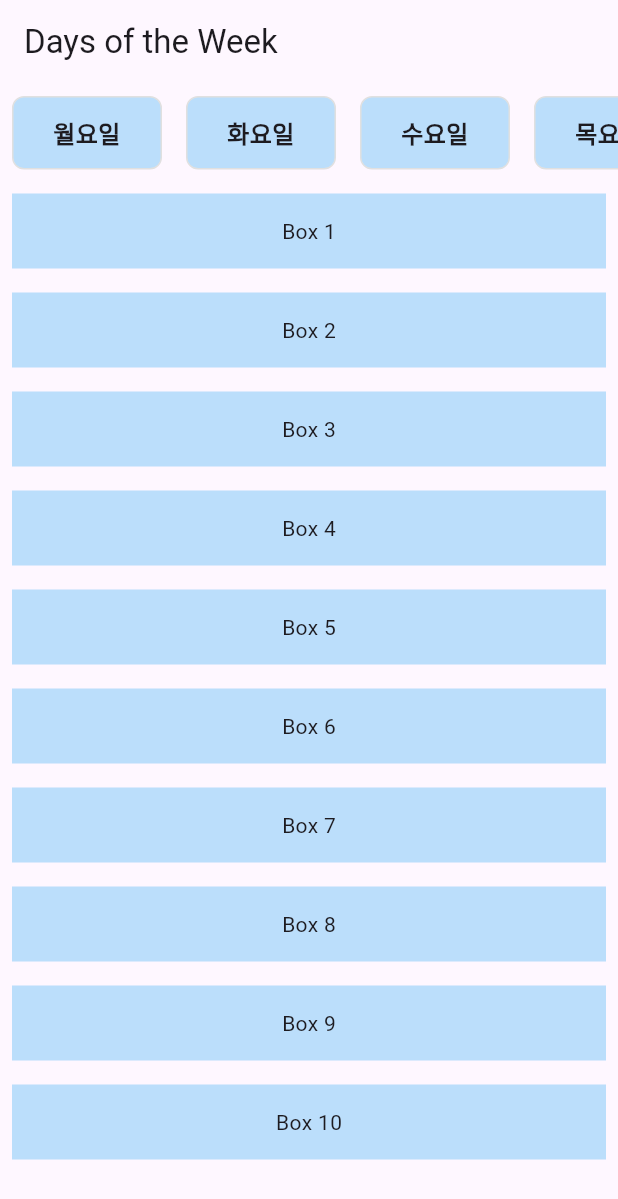
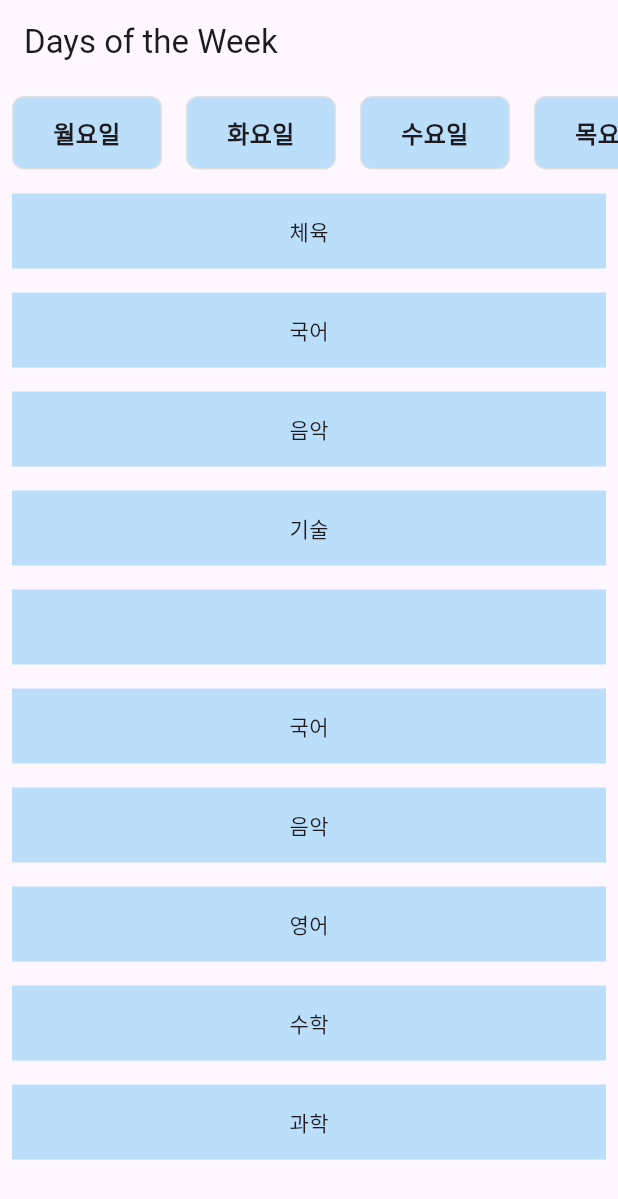
Before and after one commit to solardayz/flutter_practice2, a Flutter app: the screen it shows after launch, after a tap on "월요일", on a phone screen of 412 x 824 dp. Shown: the top 1199 px of the screen. Run offline on Flutter 3.47's test engine with Material 3 defaults, Android fonts, the phone set to English and light mode, and no system bars; our stand-ins replace fluttertoast.

Commit message:
과목 추가

```diff
--- a/lib/main.dart
+++ b/lib/main.dart
@@ -1,3 +1,5 @@
+import 'dart:math';
+
 import 'package:flutter/material.dart';
 import 'package:fluttertoast/fluttertoast.dart';
 
@@ -31,6 +33,30 @@ class DayOfWeekList extends StatefulWidget {
 class DayOfWeekListState extends State<DayOfWeekList> {
   bool _isBottomSheetVisible = false;
   final GlobalKey _mondayKey = GlobalKey();
+  final List<String> subjects = ['영어', '수학', '국어', '과학', '체육', '음악', '기술'];
+  final List<String> daysOfWeek = ['월', '화', '수', '목', '금'];
+  Map<String, List<String>> timetable = {};
+
+  @override
+  void initState() {
+    super.initState();
+    _generateTimetable();
+  }
+
+  void _generateTimetable() {
+    final random = Random();
+    for (String day in daysOfWeek) {
+      List<String> daySubjects = [];
+      for (int i = 0; i < 10; i++) {
+        if (random.nextBool()) {
+          daySubjects.add(subjects[random.nextInt(subjects.length)]);
+        } else {
+          daySubjects.add(''); // 공백 추가
+        }
+      }
+      timetable[day] = daySubjects;
+    }
+  }
 
   void _showToast(String message) {
     Fluttertoast.showToast(
@@ -44,7 +70,7 @@ class DayOfWeekListState extends State<DayOfWeekList> {
     );
   }
 
-  void _showBottomSheet(BuildContext context) {
+  void _showBottomSheet(BuildContext context, String selectedDay) {
     final RenderBox renderBox =
     _mondayKey.currentContext!.findRenderObject() as RenderBox;
     final Offset offset = renderBox.localToGlobal(Offset.zero);
@@ -75,12 +101,25 @@ class DayOfWeekListState extends State<DayOfWeekList> {
                   child: ListView.builder(
                     itemCount: 10,
                     itemBuilder: (BuildContext context, int index) {
-                      return Container(
-                        height: 50,
-                        margin: const EdgeInsets.all(8.0),
-                        color: Colors.blue[100],
-                        child: Center(child: Text('Box ${index + 1}')),
-                      );
+                      final String dayKey = selectedDay.substring(0, 1);
+                      if (timetable.containsKey(dayKey) &&
+                          timetable[dayKey] != null &&
+                          index < timetable[dayKey]!.length) {
+                        return Container(
+                          height: 50,
+                          margin: const EdgeInsets.all(8.0),
+                          color: Colors.blue[100],
+                          child: Center(
+                              child: Text(timetable[dayKey]![index])),
+                        );
+                      } else {
+                        return Container(
+                          height: 50,
+                          margin: const EdgeInsets.all(8.0),
+                          color: Colors.grey[300],
+                          child: const Center(child: Text('')),
+                        );
+                      }
                     },
                   ),
                 ),
@@ -110,8 +149,8 @@ class DayOfWeekListState extends State<DayOfWeekList> {
         children: days
             .map((day) => GestureDetector(
           onTap: () {
-            if (day == '월요일') {
-              _showBottomSheet(context);
+            if (daysOfWeek.contains(day.substring(0, 1))) {
+              _showBottomSheet(context, day);
             }
           },
           child: Container(
```
